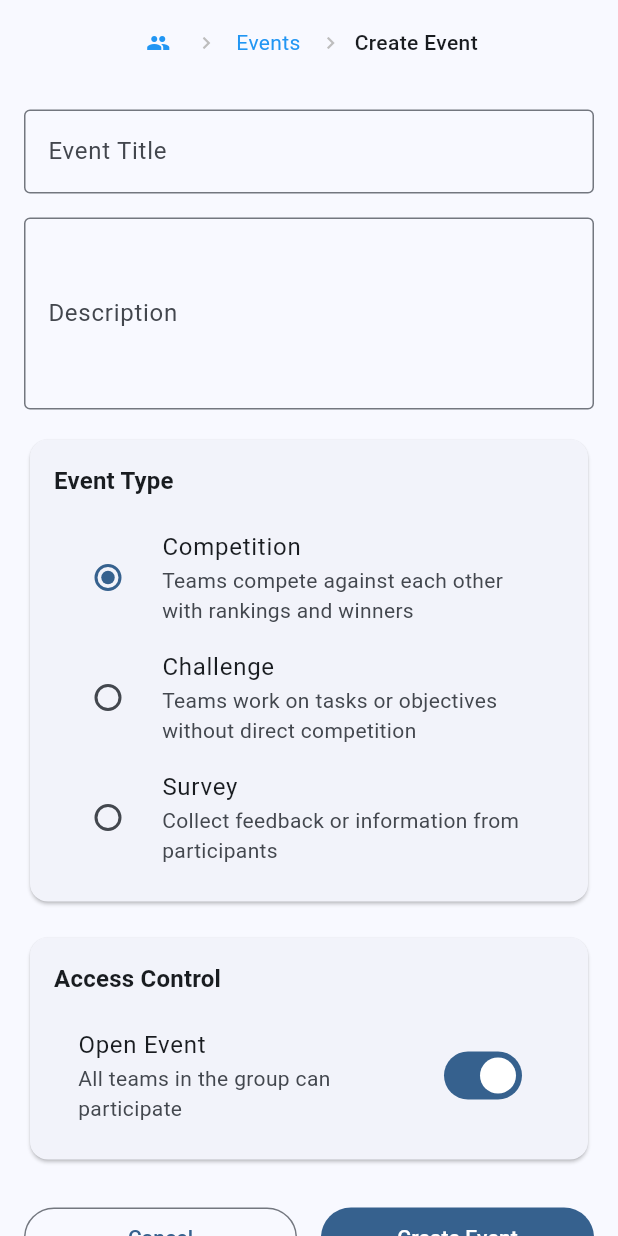
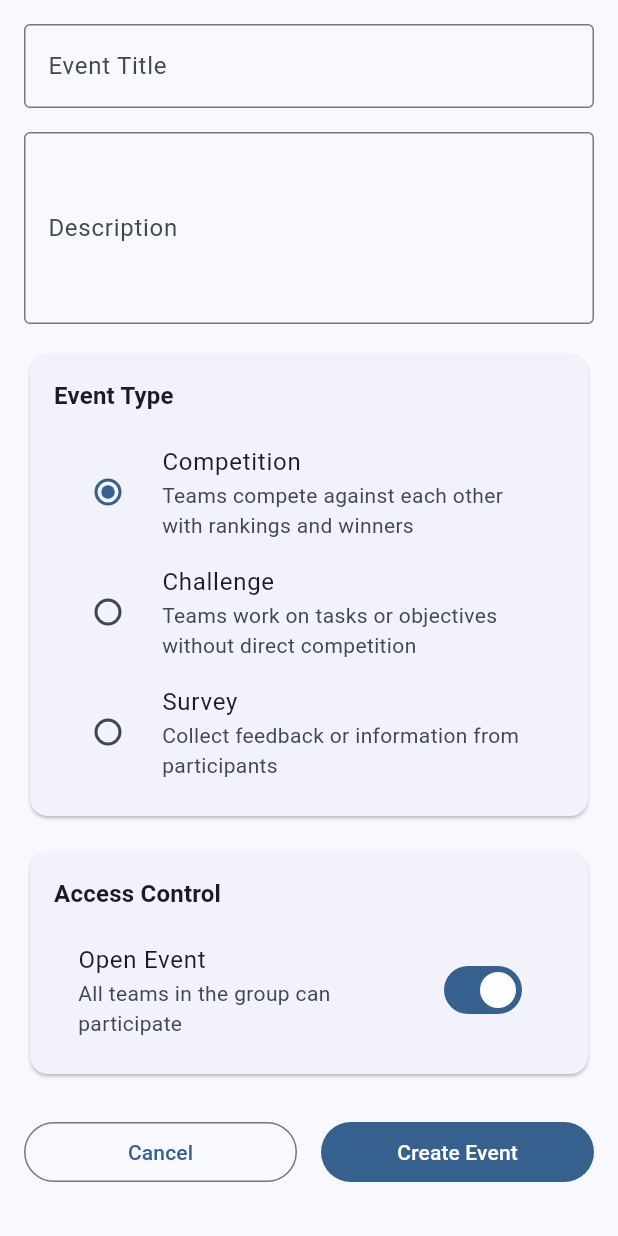
Before and after one commit to arun-git/ngage, a Flutter app: the CreateEventInnerPage widget shown alone on an empty page, opened directly with empty values, on a phone screen of 412 x 824 dp. Run offline on Flutter 3.47's test engine with Material 3 defaults, Android fonts, the phone set to English and light mode, and no system bars; our stand-ins replace cloud_firestore, country_picker, csv, file_picker, firebase_auth, firebase_core and 5 more; missing offline and left inert: googleapis; accounts and stored records are empty.

```diff
--- a/lib/ui/events/create_event_inner_page.dart
+++ b/lib/ui/events/create_event_inner_page.dart
@@ -3,7 +3,6 @@ import 'package:flutter_riverpod/flutter_riverpod.dart';
 import '../../models/models.dart';
 import '../../providers/event_providers.dart';
 import '../../providers/auth_providers.dart';
-import '../widgets/breadcrumb_navigation.dart';
 
 /// Inner page for creating or editing an event
 class CreateEventInnerPage extends ConsumerStatefulWidget {
@@ -69,31 +68,7 @@ class _CreateEventInnerPageState extends ConsumerState<CreateEventInnerPage> {
   Widget build(BuildContext context) {
     final isEditing = widget.eventToEdit != null;
 
-    return Column(
-      children: [
-        // Breadcrumb navigation
-        Container(
-          padding: const EdgeInsets.all(16),
-          child: BreadcrumbNavigation(
-            items: [
-              BreadcrumbItem(
-                title: widget.groupName,
-                icon: Icons.group,
-                onTap: widget.onBack,
-              ),
-              BreadcrumbItem(
-                title: 'Events',
-                onTap: widget.onBack,
-              ),
-              BreadcrumbItem(
-                title: isEditing ? 'Edit Event' : 'Create Event',
-              ),
-            ],
-          ),
-        ),
-        // Form content
-        Expanded(
-          child: Form(
+    return Form(
       key: _formKey,
       child: SingleChildScrollView(
         padding: const EdgeInsets.all(16),
@@ -152,10 +127,7 @@ class _CreateEventInnerPageState extends ConsumerState<CreateEventInnerPage> {
                   children: [
                     Text(
                       'Event Type',
-                            style: Theme.of(context)
-                                .textTheme
-                                .titleMedium
-                                ?.copyWith(
+                      style: Theme.of(context).textTheme.titleMedium?.copyWith(
                             fontWeight: FontWeight.bold,
                           ),
                     ),
@@ -191,10 +163,7 @@ class _CreateEventInnerPageState extends ConsumerState<CreateEventInnerPage> {
                   children: [
                     Text(
                       'Access Control',
-                            style: Theme.of(context)
-                                .textTheme
-                                .titleMedium
-                                ?.copyWith(
+                      style: Theme.of(context).textTheme.titleMedium?.copyWith(
                             fontWeight: FontWeight.bold,
                           ),
                     ),
@@ -238,11 +207,9 @@ class _CreateEventInnerPageState extends ConsumerState<CreateEventInnerPage> {
                         ? const SizedBox(
                             width: 16,
                             height: 16,
-                                  child:
-                                      CircularProgressIndicator(strokeWidth: 2),
+                            child: CircularProgressIndicator(strokeWidth: 2),
                           )
-                              : Text(
-                                  isEditing ? 'Update Event' : 'Create Event'),
+                        : Text(isEditing ? 'Update Event' : 'Create Event'),
                   ),
                 ),
               ],
@@ -250,9 +217,6 @@ class _CreateEventInnerPageState extends ConsumerState<CreateEventInnerPage> {
           ],
         ),
       ),
-          ),
-        ),
-      ],
     );
   }
 
```
Also changed, not shown: lib/ui/events/events_list_screen.dart (+14 -4 lines), lib/ui/groups/group_detail_inner_page.dart (+96 -32 lines). Lines whose indentation alone changed are shown as unchanged.
